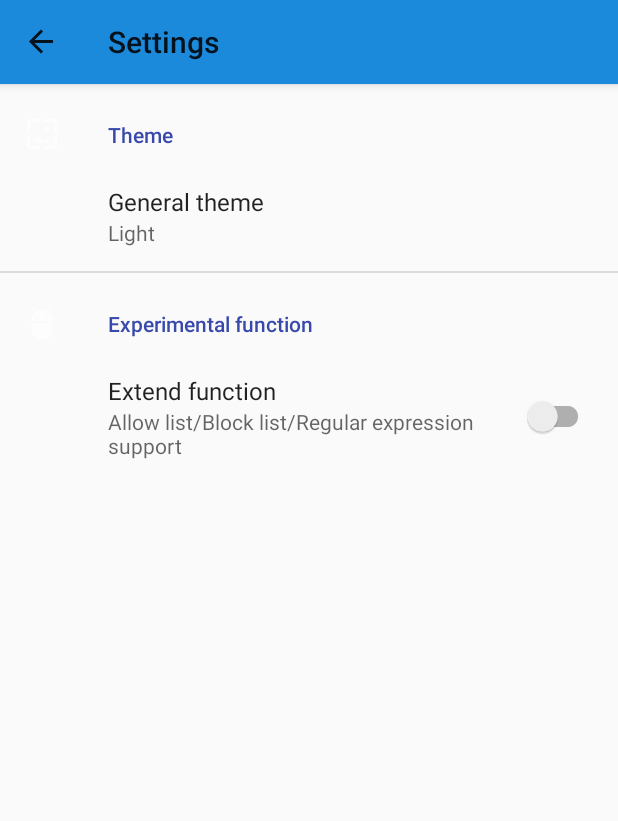
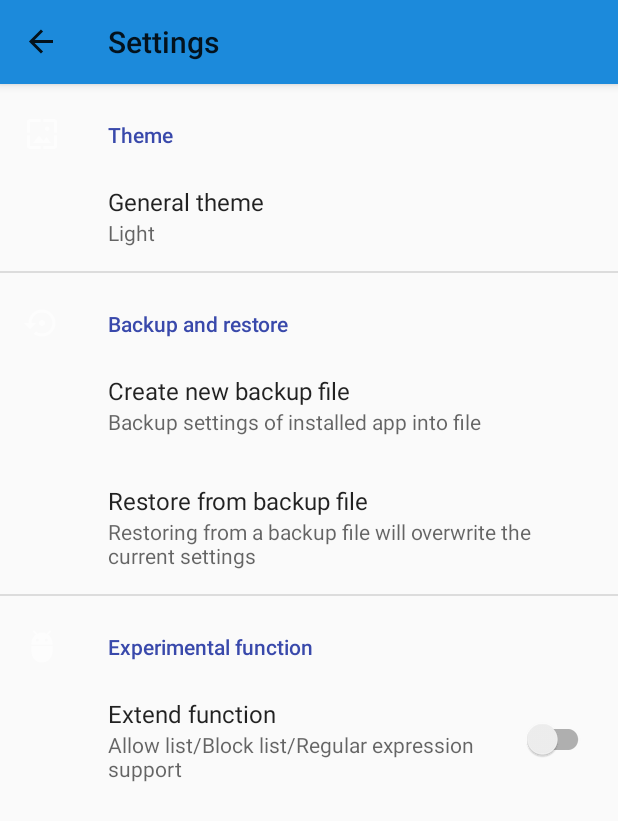
Before and after one commit to Jasper-1024/DeepSleep, an Android app: the SettingsFragment screen opened through its navigation route, on a phone screen of 412 x 824 dp. Shown: the top 821 px of the screen. Run offline under Robolectric (Android 15) with nearby library versions, the phone set to English and light mode, and no system bars; our stand-ins replace Room's generated code, androidx.preference, navigation-ui; pictures from the network do not load; 3 statements that could not run were skipped.

Commit message:
setting - 添加备份 UI

```diff
--- a/app/src/main/java/com/js/deepsleep/KoinDSL.kt
+++ b/app/src/main/java/com/js/deepsleep/KoinDSL.kt
@@ -4,6 +4,7 @@ import com.js.deepsleep.base.Type
 import com.js.deepsleep.data.db.AppDatabase
 import com.js.deepsleep.data.repository.app.AppAR
 import com.js.deepsleep.data.repository.app.AppRepo
+import com.js.deepsleep.data.repository.backup.BackupRepository
 import com.js.deepsleep.data.repository.extend.ER
 import com.js.deepsleep.data.repository.extend.ExtendRepo
 import com.js.deepsleep.ui.about.AboutViewModel
@@ -34,9 +35,16 @@ var repository = module {
     }
 
     /** ExtendRepo */
-    single<ExtendRepo>(named("alarmER")) {
+    single<ExtendRepo>(named("alarmR")) {
         ER(
             AppDatabase.getInstance(BasicApp.context).extendDao(), Type.Alarm
+        )
+    }
+
+    /** BackupRepository */
+    single<BackupRepository>(named("backupR")) {
+        BackupRepository(
+            AppDatabase.getInstance(BasicApp.context).backupDao()
         )
     }
 
@@ -58,7 +66,7 @@ var viewModel = module {
             packageName,
             when (type) {
                 Type.Wakelock -> get(named("wakelockER"))
-                Type.Alarm -> get(named("alarmER"))
+                Type.Alarm -> get(named("alarmR"))
                 else -> get(named("wakelockER"))
             }
         )
--- /dev/null
+++ b/app/src/main/res/drawable/ic_settings_backup_restore_24.xml
@@ -0,0 +1,11 @@
+<vector xmlns:android="http://schemas.android.com/apk/res/android"
+    android:width="24dp"
+    android:height="24dp"
+    android:autoMirrored="true"
+    android:tint="#FFFFFF"
+    android:viewportWidth="24"
+    android:viewportHeight="24">
+    <path
+        android:fillColor="?attr/colorControlNormal"
+        android:pathData="M14,12c0,-1.1 -0.9,-2 -2,-2s-2,0.9 -2,2 0.9,2 2,2 2,-0.9 2,-2zM12,3c-4.97,0 -9,4.03 -9,9L0,12l4,4 4,-4L5,12c0,-3.87 3.13,-7 7,-7s7,3.13 7,7 -3.13,7 -7,7c-1.51,0 -2.91,-0.49 -4.06,-1.3l-1.42,1.44C8.04,20.3 9.94,21 12,21c4.97,0 9,-4.03 9,-9s-4.03,-9 -9,-9z" />
+</vector>
--- a/app/src/main/res/values/strings.xml
+++ b/app/src/main/res/values/strings.xml
@@ -54,4 +54,9 @@
     <string name="Extend">Extend function</string>
     <string name="experimental">Experimental function</string>
     <string name="Extend_summary">Allow list/Block list/Regular expression support</string>
+    <string name="BackupAndRestore">Backup and restore</string>
+    <string name="backup_summary">Backup settings of installed app into file</string>
+    <string name="backup_title">Create new backup file</string>
+    <string name="restore_summary">Restoring from a backup file will overwrite the current settings</string>
+    <string name="restore_title">Restore from backup file</string>
 </resources>
--- a/app/src/main/res/xml/settings.xml
+++ b/app/src/main/res/xml/settings.xml
@@ -19,6 +19,22 @@
     </PreferenceCategory>
 
     <PreferenceCategory
+        android:icon="@drawable/ic_settings_backup_restore_24"
+        android:title="@string/BackupAndRestore">
+
+        <Preference
+            app:key="backup"
+            app:summary="@string/backup_summary"
+            app:title="@string/backup_title" />
+
+        <Preference
+            app:key="restore"
+            app:summary="@string/restore_summary"
+            app:title="@string/restore_title" />
+
+    </PreferenceCategory>
+
+    <PreferenceCategory
         android:icon="@drawable/ic_other_24dp"
         android:key="experimental"
         android:title="@string/experimental">
```
Also changed, not shown: 1 other file.
